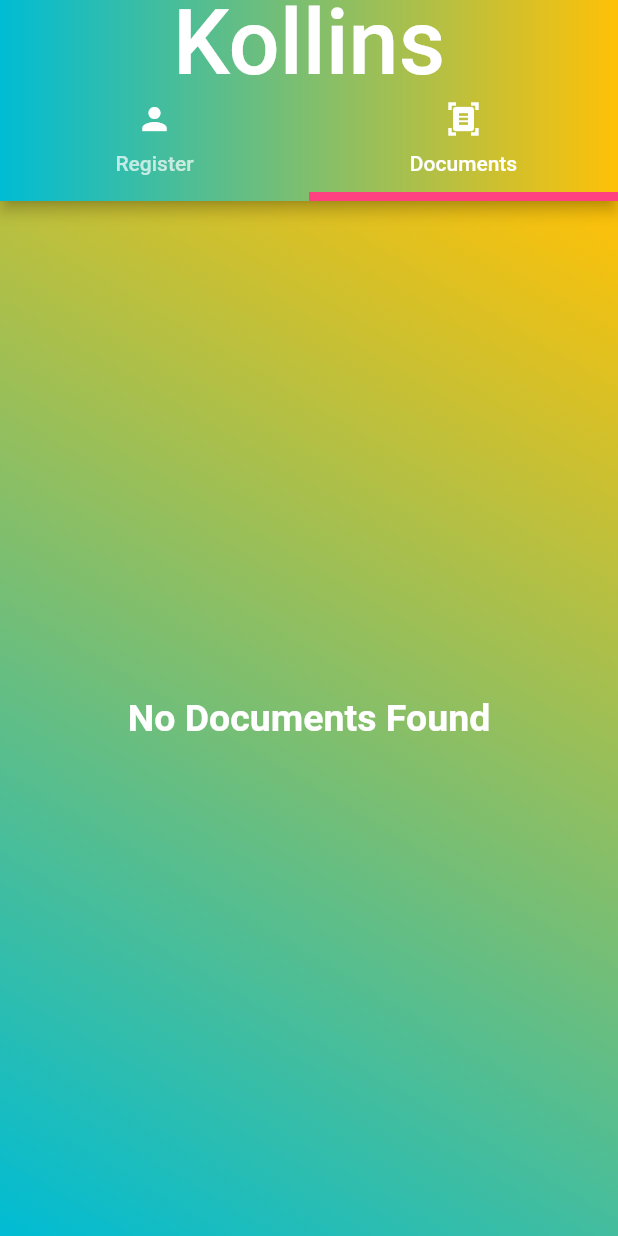
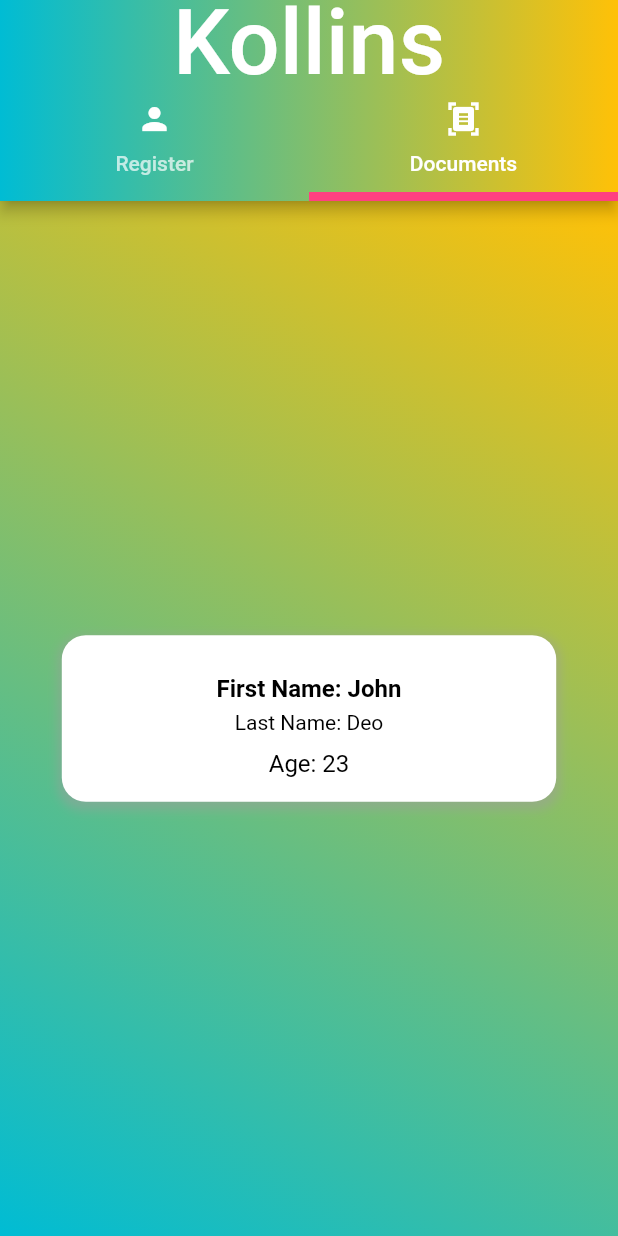
Before and after one commit to shubham23mamgain/kollins, a Flutter app: the AuthScreen screen opened directly, tab 2 chosen, on a phone screen of 412 x 824 dp. Run offline on Flutter 3.47's test engine with Material 2 defaults, Android fonts, the phone set to English and light mode, and no system bars; our stand-ins replace image_picker.

Commit message:
card made

```diff
--- a/lib/screens/auth_screen.dart
+++ b/lib/screens/auth_screen.dart
@@ -1,6 +1,7 @@
 import 'package:flutter/material.dart';
 import 'package:kollins/screens/document_screen.dart';
 import 'package:kollins/screens/form_screen.dart';
+import 'package:image_picker/image_picker.dart';
 
 class AuthScreen extends StatefulWidget {
   const AuthScreen({super.key});
@@ -10,6 +11,13 @@ class AuthScreen extends StatefulWidget {
 }
 
 class _RegisterScreenState extends State<AuthScreen> {
+  final String? firstName;
+  final String? lastName;
+  final String? age;
+  final XFile? imageXFile;
+
+  _RegisterScreenState({this.firstName, this.lastName, this.age, this.imageXFile});
+
   @override
   Widget build(BuildContext context) {
     return DefaultTabController(
@@ -68,7 +76,12 @@ class _RegisterScreenState extends State<AuthScreen> {
           child: const TabBarView(
             children: [
               FormScreen(),
-              DocumentScreen(),
+               DocumentScreen(
+                firstName:  'John',
+                lastName: 'Deo',
+                age: '23',
+                imageXFile: null,
+              ),
             ],
           ),
         ),
--- a/lib/screens/document_screen.dart
+++ b/lib/screens/document_screen.dart
@@ -1,7 +1,20 @@
+import 'dart:io';
 import 'package:flutter/material.dart';
+import 'package:image_picker/image_picker.dart';
 
 class DocumentScreen extends StatefulWidget {
-  const DocumentScreen({super.key});
+  final String? firstName;
+  final String? lastName;
+  final String? age;
+  final XFile? imageXFile;
+
+  const DocumentScreen({
+    // super.key,
+    required this.firstName,
+    required this.lastName,
+    required this.age,
+    required this.imageXFile,
+  });
 
   @override
   State<DocumentScreen> createState() => _DocumentScreenState();
@@ -10,15 +23,50 @@ class DocumentScreen extends StatefulWidget {
 class _DocumentScreenState extends State<DocumentScreen> {
   @override
   Widget build(BuildContext context) {
-    return const Center(
-      child: Text(
-        'No Documents Found',
-        style: TextStyle(
-          fontSize: 25,
-          fontWeight: FontWeight.bold,
-          color: Colors.white,
-        ),
-      ),
+
+    return Center(
+      child:
+           Container(
+              width: MediaQuery.of(context).size.width * 0.8,
+              padding: EdgeInsets.all(16),
+              decoration: BoxDecoration(
+                color: Colors.white, // Background color of the container
+                borderRadius: BorderRadius.circular(16), // Rounded corners
+                boxShadow: [
+                  BoxShadow(
+                    color: Colors.grey.withOpacity(0.5),
+                    spreadRadius: 2,
+                    blurRadius: 5,
+                    offset: Offset(0, 3), // changes position of shadow
+                  ),
+                ],
+              ),
+              child: Column(
+                mainAxisSize: MainAxisSize.min,
+                children: [
+                  // CircleAvatar(
+                  //   radius: MediaQuery.of(context).size.width * 0.10,
+                  //   backgroundImage: FileImage(File(widget.imageXFile!.path)),
+                  // ),
+                  SizedBox(height: 10),
+                  Text(
+                    'First Name: ${widget.firstName}',
+                    style: TextStyle(fontWeight: FontWeight.bold, fontSize: 16,  color: Colors.black),
+                  ),
+                  SizedBox(height: 5),
+                  Text(
+                    'Last Name: ${widget.lastName}',
+                    style: TextStyle(fontSize: 14,  color: Colors.black),
+                  ),
+                  SizedBox(height: 10),
+                  Text(
+                    'Age: ${widget.age}',
+                    style: TextStyle(fontSize: 16,  color: Colors.black),
+                  ),
+                ],
+              ),
+            )
+
     );
   }
 }
--- a/lib/screens/form_screen.dart
+++ b/lib/screens/form_screen.dart
@@ -1,7 +1,9 @@
+// import 'dart:html';
 import 'dart:io';
 
 import 'package:flutter/material.dart';
 import 'package:image_picker/image_picker.dart';
+import 'package:kollins/screens/document_screen.dart';
 import 'package:kollins/widgets/custom_text_field.dart';
 
 class FormScreen extends StatefulWidget {
@@ -88,8 +90,20 @@ class _FormScreenState extends State<FormScreen> {
                   width: 600,
                   height: 100,
                   alignment: Alignment.center,
+
                   child: ElevatedButton.icon(
-                    onPressed: () {},
+                    onPressed: () {
+                       if (formKey.currentState!.validate()) {
+                         Navigator.push(context,
+                  MaterialPageRoute(builder: (c) => DocumentScreen(
+                        firstName: fnameController.text,
+                        lastName: lnameController.text,
+                        age: ageController.text,
+                        imageXFile: imageXFile,
+
+                        ),));
+                    }
+                    },
                     icon: const Icon(
                       Icons.recycling_rounded,
                       color: Colors.white,
```
